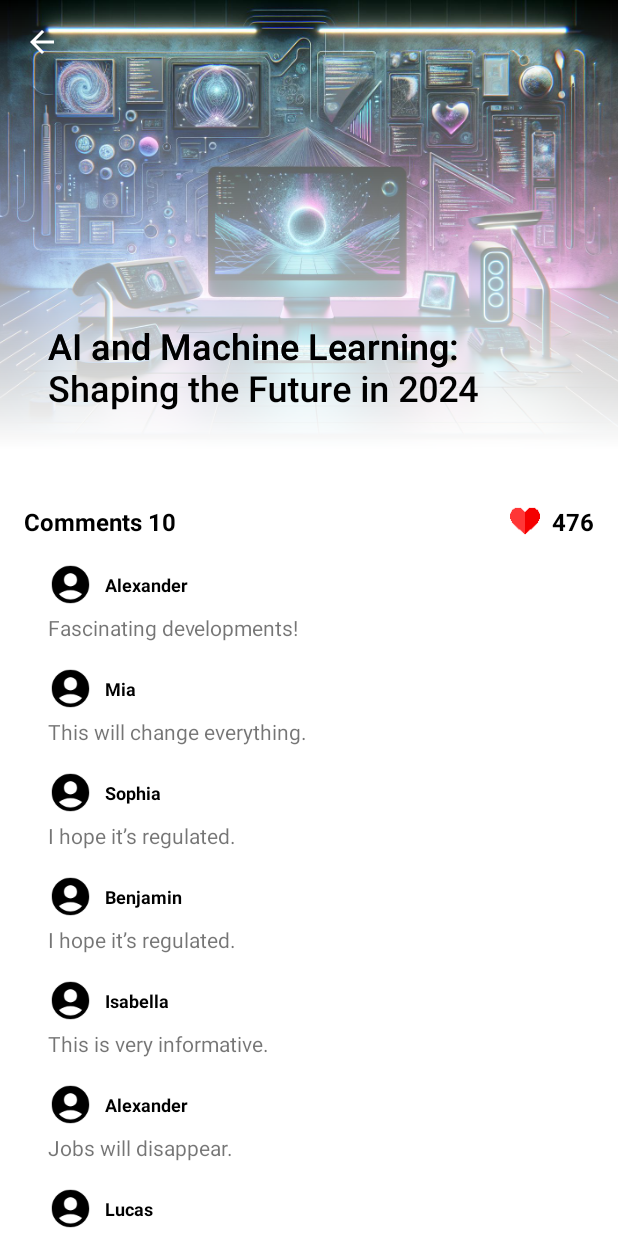
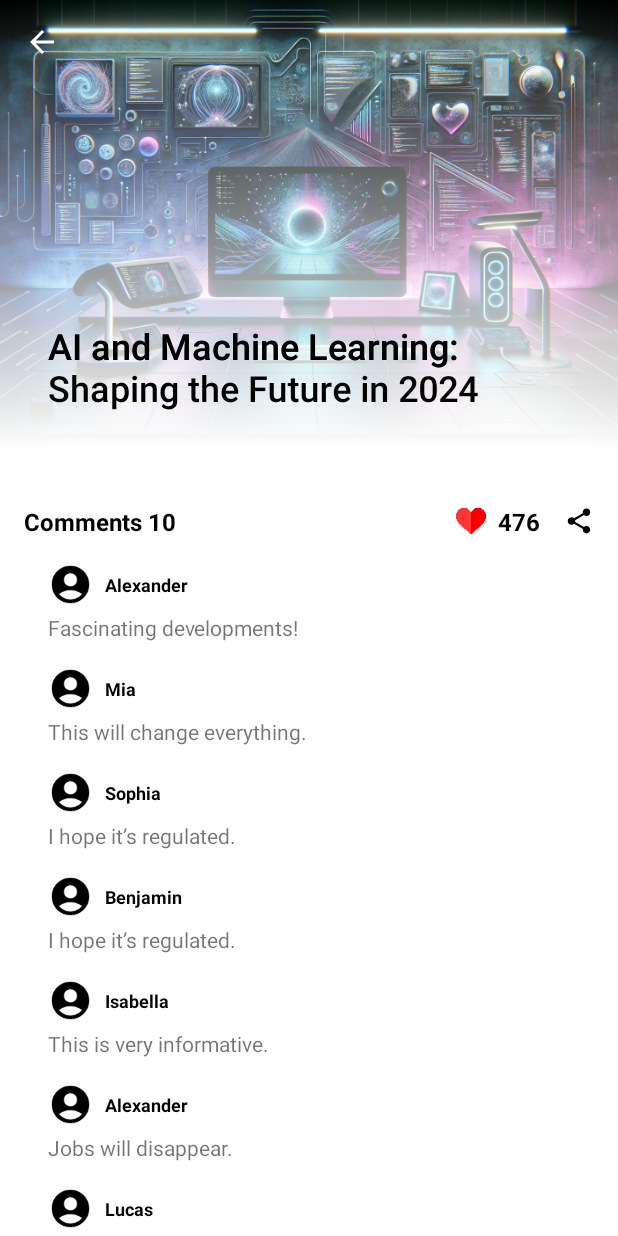
Before and after one commit to dalobarahama/AplikasiSederhana, an Android app: the screen it shows after launch (DetailActivity), after a tap on "AI and Machine Learning: Shaping the Fut", on a phone screen of 412 x 824 dp. Run offline under Robolectric (Android 15) with nearby library versions, the phone set to English and light mode, and no system bars; our stand-ins replace CircleImageView; pictures from the network do not load; 2 other taps on this screen came first.

Commit message:
add button share and some detail to DetailActivity

```diff
--- a/app/src/main/java/com/example/pengalatdite/aplikasisederhana/DetailActivity.kt
+++ b/app/src/main/java/com/example/pengalatdite/aplikasisederhana/DetailActivity.kt
@@ -57,6 +57,10 @@ class DetailActivity : AppCompatActivity() {
         val totalComments = findViewById<TextView>(R.id.totalComments)
         val categories = findViewById<TextView>(R.id.news_categories)
         val rvComments = findViewById<RecyclerView>(R.id.rv_comments)
+        val authorPicture = findViewById<ImageView>(R.id.circleImage)
+        val authorName = findViewById<TextView>(R.id.authorName)
+        val dateTime = findViewById<TextView>(R.id.dateTime)
+        val shareImage = findViewById<ImageView>(R.id.share)
 
         setSupportActionBar(toolbar)
         supportActionBar?.setDisplayHomeAsUpEnabled(true)
@@ -65,6 +69,8 @@ class DetailActivity : AppCompatActivity() {
         toolbar.navigationIcon?.setTint(ContextCompat.getColor(this, R.color.colorWhite))
         collapsingToolbar.title = newsData?.judulBerita
 
+        authorName.text = newsData?.namaPenulis
+        dateTime.text = newsData?.dateTime
         totalLikes.text = newsData?.likes.toString()
         totalComments.text = newsData?.comments?.size.toString()
         newsDescription.text =
@@ -81,6 +87,7 @@ class DetailActivity : AppCompatActivity() {
         }
 
         utils.loadImage(newsData!!.gambarBerita, bannerImage)
+        utils.loadImage(newsData!!.gambarPenulis, authorPicture)
 
         newsData?.categories?.forEachIndexed { index, string ->
             if (index < (newsData?.categories?.size?.minus(1) ?: 0)) {
@@ -90,6 +97,11 @@ class DetailActivity : AppCompatActivity() {
             }
         }
         categories.text = sbCategories
+
+        rvComments.layoutManager = LinearLayoutManager(this, RecyclerView.VERTICAL, false)
+        val adapter = CommentsAdapter()
+        rvComments.adapter = adapter
+        adapter.setList(newsData!!.comments!!)
 
         loveImage.setOnClickListener {
             if (!newsData!!.liked) {
@@ -107,11 +119,15 @@ class DetailActivity : AppCompatActivity() {
             }
         }
 
-        rvComments.layoutManager = LinearLayoutManager(this, RecyclerView.VERTICAL, false)
+        shareImage.setOnClickListener {
+            val shareIntent = Intent().apply {
+                action = Intent.ACTION_SEND
+                putExtra(Intent.EXTRA_TEXT, newsData?.judulBerita)
+                type = "text/plain"
+            }
 
-        val adapter = CommentsAdapter()
-        rvComments.adapter = adapter
-        adapter.setList(newsData!!.comments!!)
+            startActivity(Intent.createChooser(shareIntent, "Share via"))
+        }
 
         setOnBackPressed()
     }
--- /dev/null
+++ b/app/src/main/res/drawable/baseline_share_24.xml
@@ -0,0 +1,5 @@
+<vector xmlns:android="http://schemas.android.com/apk/res/android" android:height="24dp" android:tint="#000000" android:viewportHeight="24" android:viewportWidth="24" android:width="24dp">
+
+    <path android:fillColor="@android:color/white" android:pathData="M18,16.08c-0.76,0 -1.44,0.3 -1.96,0.77L8.91,12.7c0.05,-0.23 0.09,-0.46 0.09,-0.7s-0.04,-0.47 -0.09,-0.7l7.05,-4.11c0.54,0.5 1.25,0.81 2.04,0.81 1.66,0 3,-1.34 3,-3s-1.34,-3 -3,-3 -3,1.34 -3,3c0,0.24 0.04,0.47 0.09,0.7L8.04,9.81C7.5,9.31 6.79,9 6,9c-1.66,0 -3,1.34 -3,3s1.34,3 3,3c0.79,0 1.5,-0.31 2.04,-0.81l7.12,4.16c-0.05,0.21 -0.08,0.43 -0.08,0.65 0,1.61 1.31,2.92 2.92,2.92 1.61,0 2.92,-1.31 2.92,-2.92s-1.31,-2.92 -2.92,-2.92z"/>
+
+</vector>
--- a/app/src/main/res/layout/activity_detail.xml
+++ b/app/src/main/res/layout/activity_detail.xml
@@ -83,6 +83,48 @@
 
             </LinearLayout>
 
+            <LinearLayout
+                android:layout_width="match_parent"
+                android:layout_height="wrap_content"
+                android:layout_marginBottom="10dp"
+                android:orientation="horizontal">
+
+                <de.hdodenhof.circleimageview.CircleImageView
+                    android:id="@+id/circleImage"
+                    android:layout_width="30dp"
+                    android:layout_height="30dp"
+                    android:src="@mipmap/ic_launcher" />
+
+                <TextView
+                    android:id="@+id/authorName"
+                    android:layout_width="wrap_content"
+                    android:layout_height="wrap_content"
+                    android:layout_gravity="center_vertical"
+                    android:layout_marginStart="8dp"
+                    android:textColor="@color/colorBlack"
+                    android:textSize="12sp"
+                    android:textStyle="bold"
+                    tools:text="J-son Sensei" />
+
+                <ImageView
+                    android:layout_width="6dp"
+                    android:layout_height="6dp"
+                    android:layout_gravity="center_vertical"
+                    android:layout_marginStart="6dp"
+                    android:layout_marginEnd="6dp"
+                    android:src="@drawable/baseline_fiber_manual_record_24" />
+
+                <TextView
+                    android:id="@+id/dateTime"
+                    android:layout_width="wrap_content"
+                    android:layout_height="wrap_content"
+                    android:layout_gravity="center_vertical"
+                    android:textColor="@color/colorGrey"
+                    android:textSize="12sp"
+                    android:textStyle="bold"
+                    tools:text="2024-09-28 16:30" />
+            </LinearLayout>
+
             <TextView
                 android:id="@+id/newsDescription"
                 android:layout_width="match_parent"
@@ -131,13 +173,23 @@
                     android:id="@+id/totalLikes"
                     android:layout_width="wrap_content"
                     android:layout_height="match_parent"
-                    android:layout_alignParentEnd="true"
                     android:layout_centerVertical="true"
                     android:layout_marginStart="8dp"
+                    android:layout_marginEnd="16dp"
+                    android:layout_toStartOf="@id/share"
                     android:textColor="@color/colorBlack"
                     android:textSize="16sp"
                     android:textStyle="bold"
                     tools:text="300" />
+
+                <ImageView
+                    android:id="@+id/share"
+                    android:layout_width="20dp"
+                    android:layout_height="20dp"
+                    android:layout_alignParentEnd="true"
+                    android:layout_centerVertical="true"
+                    android:scaleType="centerInside"
+                    android:src="@drawable/baseline_share_24" />
 
             </RelativeLayout>
 
```
